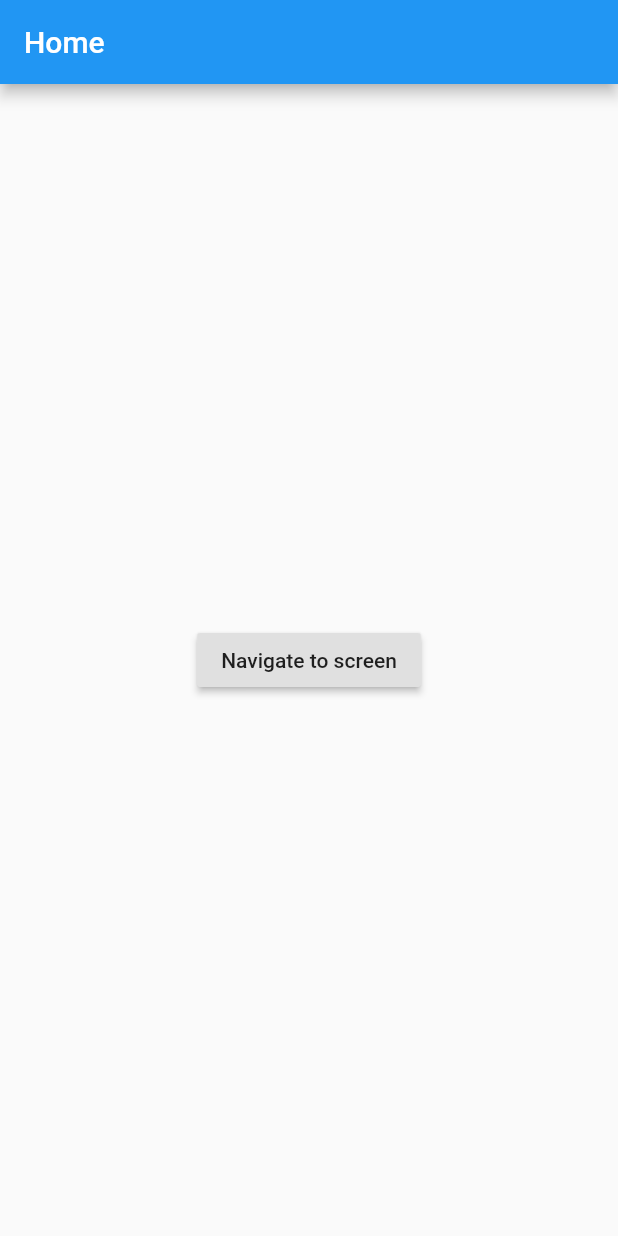
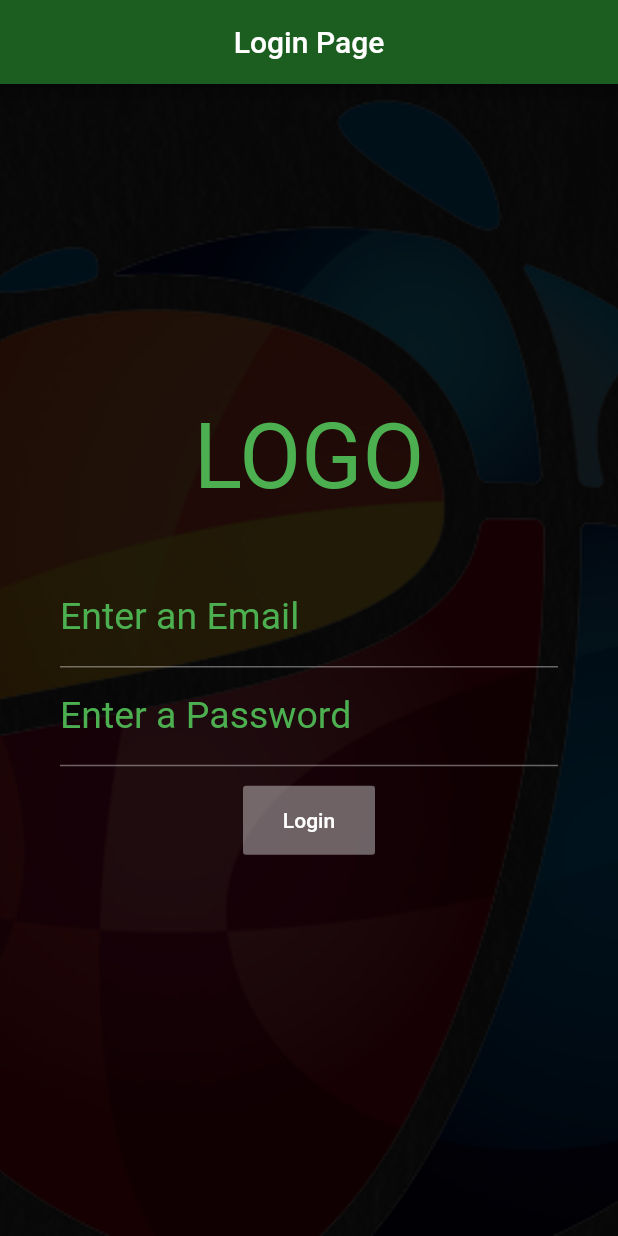
Before and after one commit to Muhamamdmuneeb/FlutterApp, a Flutter app: the screen it shows after launch, on a phone screen of 412 x 824 dp. Run offline on Flutter 3.47's test engine with Material 2 defaults, Android fonts, the phone set to English and light mode, and no system bars.

Commit message:
six  comment login page

```diff
--- a/lib/main.dart
+++ b/lib/main.dart
@@ -1,40 +1,125 @@
-// import 'package:app/Articles.dart';
+
 import 'package:flutter/material.dart';
-import 'Articles.dart';
-import 'Detail.dart';
-import 'RouteB.dart';
 
- void main()=>runApp(MyApp());
 
- class MyApp extends StatelessWidget{
+
+void main()=>runApp(Myapp());
+class Myapp extends StatelessWidget {
   @override
   Widget build(BuildContext context) {
-    // TODO: implement build
     return MaterialApp(
-        title: "My App",
-        theme: ThemeData(fontFamily:"Roboto"),
-        home: RouteA()
+        title: "Loginpage",
+        theme: ThemeData(
+          fontFamily: "Roboto",
+          primaryColor: Colors.green[900],
+          primarySwatch: Colors.teal,
+          brightness: Brightness.dark,
+          accentColor: Colors.white
+
+         ),
+         home: LoginPage(),
     );
   }
 }
-  class RouteA extends StatelessWidget{
+class LoginPage extends StatefulWidget {
+  @override
+  _LoginPageState createState() => _LoginPageState();
+}
+
+class _LoginPageState extends State<LoginPage> {
   @override
   Widget build(BuildContext context) {
-    // TODO: implement build
     return Scaffold(
            appBar: AppBar(
-          title: Text("Home"),
+             title: Center(
+               child:Text("Login Page")
              ),
-        body: Container(
-          child:Center(
-            child:RaisedButton(
-              child: Text("Navigate to screen"),
-              onPressed: (){
-                Navigator.push(context, MaterialPageRoute(builder: (context)=>RouteB()));
-                //COntext handler to identify widget in tree
-              } ,)
+
+           ),
+           body: Stack(
+             fit: StackFit.expand,
+              children: <Widget>[
+
+                    Image(
+
+                      image: AssetImage("assets/img/logo.png"),
+                      fit: BoxFit.cover,
+                      color: Colors.black87,
+                      colorBlendMode: BlendMode.hardLight,
+                    ),
+                    Column(
+                      mainAxisAlignment: MainAxisAlignment.center,
+                        children: <Widget>[
+                          Text("LOGO",
+                          style:TextStyle(fontSize: 60.0,color: Colors.green)
+
+                          ),
+                          Form(
+                              child: Theme(
+                                  data: ThemeData(
+                                    fontFamily:"Roboto",
+                                    brightness: Brightness.dark,
+                                    primarySwatch: Colors.green,
+                                    inputDecorationTheme: InputDecorationTheme(
+                                        labelStyle: TextStyle(
+                                          fontSize: 40.0,
+                                          color: Colors.green,
+
+                                        ),
+
+
+                                    )
+                                    ),
+                                  child: Container(
+                                    padding: const EdgeInsets.all(40.0),
+                                      child: Column(
+                                      crossAxisAlignment: CrossAxisAlignment.center,
+
+                                    children: <Widget>[
+                                      TextFormField(
+                                        decoration: InputDecoration(
+                                          labelText: "Enter an Email",
+                                          labelStyle: TextStyle(
+                                              fontSize: 25.0,
+                                              color: Colors.green
+                                          )
+                                        ),
+                                        keyboardType: TextInputType.emailAddress,
+                                      ),
+                                      TextFormField(
+                                        decoration:InputDecoration(
+                                            labelText: "Enter a Password",
+                                            labelStyle: TextStyle(
+                                              fontSize:25.0,
+                                              color: Colors.green
+                                            )
+                                        ) ,
+                                        keyboardType: TextInputType.text,
+                                        obscureText: true,
+                                      ),
+                                      Padding(
+                                        padding: const EdgeInsets.only(top:12.0)
+                                        ),
+                                         RaisedButton(
+                                           child: Text("Login"),
+                                           color: Color(0xff00b300),
+                                           textColor: Colors.white,
+
+                                           splashColor: Colors.grey,
+                                           padding: EdgeInsets.fromLTRB(15, 15, 15, 15),
+                                           onPressed: null,
+
+                                           )
+                                    ],
+                                ),
+                                  ),
                               ),
                             )
+                        ],
+                    )
+              ],
+           ),
+
     );
   }
 }
```
Also changed, not shown: assets/img/logo.png, assets/img/timetable.jpg (deleted). Lines whose indentation alone changed are shown as unchanged.
